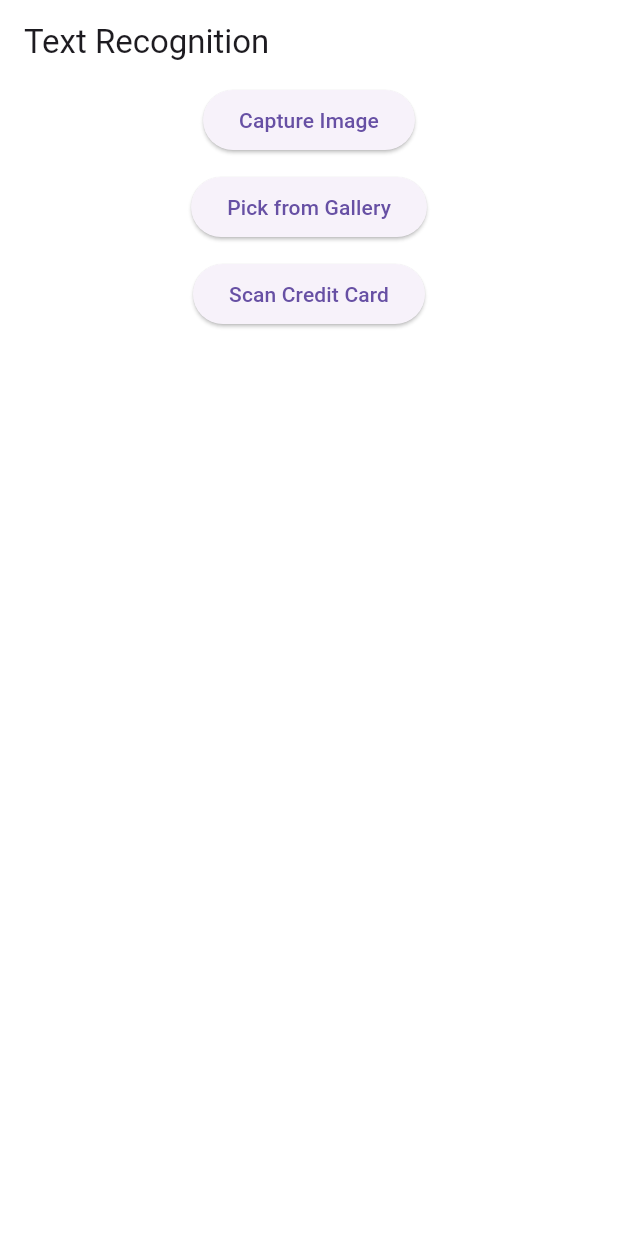
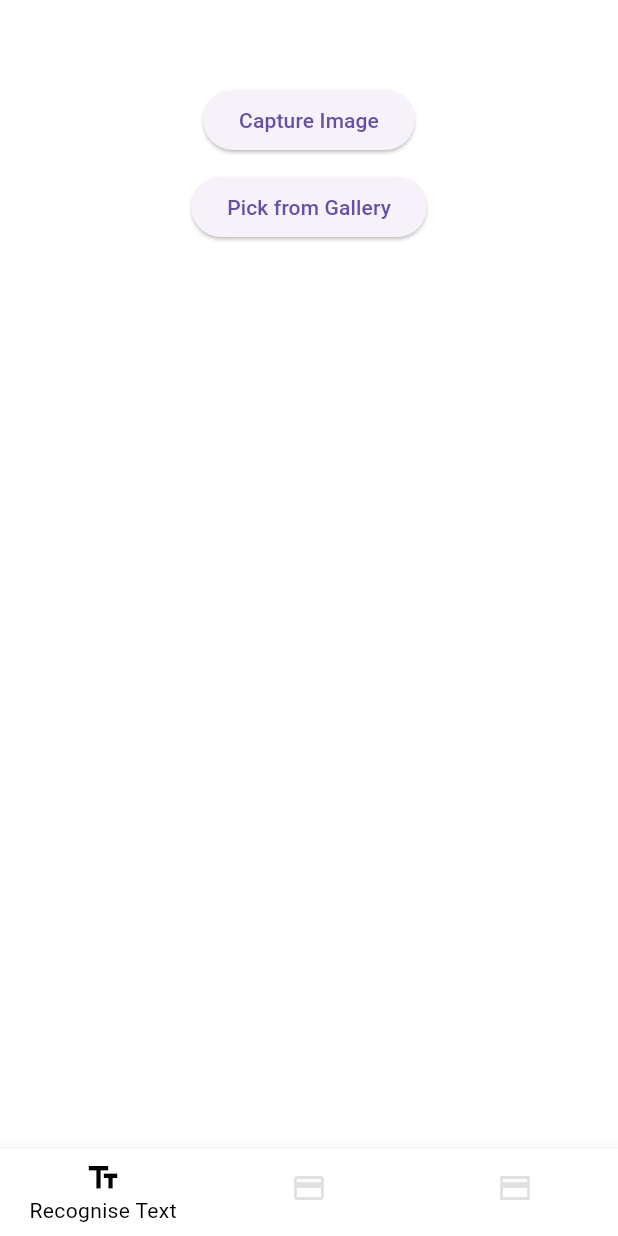
Before and after one commit to matvej83/text_recognition_test, a Flutter app: the screen it shows after launch, after a tap on "Capture Image", on a phone screen of 412 x 824 dp. Run offline on Flutter 3.47's test engine with Material 3 defaults, Android fonts, the phone set to English and light mode, and no system bars; our stand-ins replace camera, flutter_bloc, freezed_annotation, get_it, go_router, image_picker; missing offline and left inert: card_scanner, google_mlkit_text_recognition.

Commit message:
routing, get_it and alternative card scan added

```diff
--- a/lib/bloc/card_scanner_bloc/card_scanner_bloc.dart
+++ b/lib/bloc/card_scanner_bloc/card_scanner_bloc.dart
@@ -18,5 +18,9 @@ class CardScannerBloc extends Bloc<CardScannerEvent, CardScannerState> {
       );
       emit(Scanning(cardDetails));
     });
+
+    on<CardScannedAlt>((event, emit) async {
+      emit(ScanningAlt(event.text ?? ''));
+    });
   }
 }
--- a/lib/bloc/card_scanner_bloc/card_scanner_event.dart
+++ b/lib/bloc/card_scanner_bloc/card_scanner_event.dart
@@ -5,4 +5,6 @@ class CardScannerEvent with _$CardScannerEvent {
   const factory CardScannerEvent.started() = Started;
 
   const factory CardScannerEvent.cardScanned() = CardScanned;
+
+  const factory CardScannerEvent.cardScannedAlt(String? text) = CardScannedAlt;
 }
--- a/lib/bloc/card_scanner_bloc/card_scanner_state.dart
+++ b/lib/bloc/card_scanner_bloc/card_scanner_state.dart
@@ -7,4 +7,6 @@ class CardScannerState with _$CardScannerState {
   const factory CardScannerState.waiting() = Waiting;
 
   const factory CardScannerState.scanning(CardDetails? cardDetails) = Scanning;
+
+  const factory CardScannerState.scanningAlt(String? cardDetails) = ScanningAlt;
 }
--- a/lib/bloc/image_processing_bloc/image_processing_bloc.dart
+++ b/lib/bloc/image_processing_bloc/image_processing_bloc.dart
@@ -15,10 +15,10 @@ class ImageProcessingBloc extends Bloc<ImageProcessingEvent, ImageProcessingStat
   ImageProcessingBloc() : super(Initial()) {
     on<ImageProcessed>((event, emit) async {
       emit(const InProgress());
-      final image = await ImageService().pickImage(event.source);
+      final image = await getIt<ImageService>().pickImage(event.source);
       String? text;
       if (image != null) {
-        text = await ImageService().recognizeText(image);
+        text = await getIt<ImageService>().recognizeText(image);
       }
       emit(Processing(image: image, text: text));
     });
--- a/lib/main.dart
+++ b/lib/main.dart
@@ -1,11 +1,15 @@
 import 'package:flutter/material.dart';
 import 'package:flutter_bloc/flutter_bloc.dart';
-import 'package:text_recognition_test/ui/screens/home/home_screen.dart';
+import 'package:text_recognition_test/services/image_service.dart';
+import 'package:text_recognition_test/ui/navigation/app_router.dart';
 import 'package:text_recognition_test/ui/theme.dart';
 
-import 'bloc/image_processing_bloc/image_processing_bloc.dart';
+import 'bloc/card_scanner_bloc/card_scanner_bloc.dart';
 
-void main() {
+void main() async {
+  WidgetsFlutterBinding.ensureInitialized();
+  setupImageServiceLocator();
+  await getIt.isReady<ImageService>();
   runApp(const MyApp());
 }
 
@@ -14,13 +18,12 @@ class MyApp extends StatelessWidget with AppTheme {
 
   @override
   Widget build(BuildContext context) {
-    return MultiBlocProvider(
-      providers: [
-        BlocProvider(create: (context) => ImageProcessingBloc()),
-      ],
-      child: MaterialApp(
+    return BlocProvider(
+      create: (context) => CardScannerBloc(),
+      lazy: true,
+      child: MaterialApp.router(
         debugShowCheckedModeBanner: false,
-        home: HomeScreen(),
+        routerConfig: router,
         theme: AppTheme.mainTheme,
       ),
     );
--- a/lib/services/image_service.dart
+++ b/lib/services/image_service.dart
@@ -1,11 +1,32 @@
 import 'dart:io';
 
+import 'package:camera/camera.dart';
 import 'package:flutter/foundation.dart';
 import 'package:google_mlkit_text_recognition/google_mlkit_text_recognition.dart';
 import 'package:image_picker/image_picker.dart';
+import 'package:get_it/get_it.dart';
+
+final getIt = GetIt.instance;
 
 class ImageService {
-  const ImageService();
+  static final ImageService _instance = ImageService._internal();
+
+  factory ImageService() {
+    return _instance;
+  }
+
+  ImageService._internal();
+
+  static Future<void> initialise() async {
+    await _instance._initialiseCameras();
+  }
+
+  CameraDescription? camera;
+
+  Future<void> _initialiseCameras() async {
+    final cameras = await availableCameras();
+    camera = cameras.first;
+  }
 
   Future<File?> pickImage(ImageSource? source) async {
     if (source == null) return null;
@@ -38,4 +59,24 @@ class ImageService {
     }
     return '';
   }
+
+  Future<XFile?> takePhoto(CameraController cameraController) async {
+    final XFile? file;
+    try {
+      file = await cameraController.takePicture();
+      return file;
+    } catch (e) {
+      if (kDebugMode) {
+        print('Error capturing image: $e');
+      }
+    }
+    return null;
+  }
 }
+
+void setupImageServiceLocator() {
+  getIt.registerSingletonAsync<ImageService>(() async {
+    await ImageService.initialise();
+    return ImageService();
+  });
+}
--- /dev/null
+++ b/lib/ui/navigation/app_router.dart
@@ -0,0 +1,35 @@
+import 'package:camera/camera.dart';
+import 'package:go_router/go_router.dart';
+import 'package:text_recognition_test/ui/navigation/screens.dart';
+import 'package:text_recognition_test/ui/screens/main_screen/main_screen.dart';
+import 'package:text_recognition_test/ui/screens/scan_card/scan_card.dart';
+import 'package:text_recognition_test/ui/screens/scan_card_alt/scan_card_alt.dart';
+import 'package:text_recognition_test/ui/screens/scan_card_alt/widgets/camera_preview.dart';
+
+import '../screens/recognize_text/recognise_text.dart';
+
+final GoRouter router = GoRouter(
+  initialLocation: Screens.recogniseText,
+  routes: [
+    /// routes with bottom nav bar
+    ShellRoute(
+      builder: (context, state, child) {
+        return MainScreen();
+      },
+      routes: [
+        GoRoute(path: Screens.recogniseText, builder: (context, state) => RecogniseText()),
+        GoRoute(path: Screens.scanCard, builder: (context, state) => ScanCard()),
+        GoRoute(
+          path: Screens.scanCardAlt,
+          builder: (context, state) => ScanCardAlt(),
+        ),
+      ],
+    ),
+
+    /// routes without bottom nav bar
+    GoRoute(
+      path: Screens.cameraPreview,
+      builder: (context, state) => CameraPreviewScreen(camera: state.extra as CameraDescription),
+    ),
+  ],
+);
--- /dev/null
+++ b/lib/ui/navigation/screens.dart
@@ -0,0 +1,7 @@
+class Screens {
+  static const String main = '/';
+  static const String recogniseText = '/recogniseText';
+  static const String scanCard = '/scanCard';
+  static const String scanCardAlt = '/scanCardAlt';
+  static const String cameraPreview = '/cameraPreview';
+}
--- a/lib/ui/screens/home/home_screen.dart
+++ /dev/null
@@ -1,96 +0,0 @@
-import 'dart:io';
-
-import 'package:card_scanner/models/card_details.dart';
-import 'package:flutter/material.dart';
-import 'package:flutter_bloc/flutter_bloc.dart';
-import 'package:image_picker/image_picker.dart';
-import 'package:text_recognition_test/bloc/card_scanner_bloc/card_scanner_bloc.dart';
-import 'package:text_recognition_test/bloc/image_processing_bloc/image_processing_bloc.dart';
-
-class HomeScreen extends StatefulWidget {
-  const HomeScreen({super.key});
-
-  @override
-  State<HomeScreen> createState() => _MyHomePageState();
-}
-
-class _MyHomePageState extends State<HomeScreen> {
-  @override
-  Widget build(BuildContext context) {
-    return MultiBlocProvider(
-      providers: [
-        BlocProvider(create: (context) => ImageProcessingBloc()),
-        BlocProvider(create: (context) => CardScannerBloc()),
-      ],
-      child: Scaffold(
-        backgroundColor: Colors.white,
-        appBar: AppBar(
-          title: const Text('Text Recognition'),
-          backgroundColor: Colors.white,
-        ),
-        body: BlocBuilder<ImageProcessingBloc, ImageProcessingState>(builder: (context, state) {
-          File? image;
-          String text = '';
-          if (state is InProgress) {
-            return Center(
-              child: SizedBox(
-                width: 40,
-                height: 40,
-                child: CircularProgressIndicator.adaptive(),
-              ),
-            );
-          }
-          if (state is Processing) {
-            if (state.image != null) {
-              image = state.image;
-            }
-            if (state.text != null) {
-              text = state.text!;
-            }
-          }
-          return Align(
-            alignment: Alignment.center,
-            child: Column(
-              spacing: 10.0,
-              mainAxisAlignment: MainAxisAlignment.start,
-              crossAxisAlignment: CrossAxisAlignment.center,
-              children: [
-                if (image != null) Expanded(child: Image.file(image)),
-                ElevatedButton(
-                  onPressed: () => context.read<ImageProcessingBloc>()..add(ImageProcessed(ImageSource.camera)),
-                  child: const Text('Capture Image'),
-                ),
-                ElevatedButton(
-                  onPressed: () => context.read<ImageProcessingBloc>()..add(ImageProcessed(ImageSource.gallery)),
-                  child: const Text('Pick from Gallery'),
-                ),
-                ElevatedButton(
-                  onPressed: () => context.read<CardScannerBloc>()..add(CardScanned()),
-                  child: const Text('Scan Credit Card'),
-                ),
-                BlocBuilder<CardScannerBloc, CardScannerState>(builder: (context, state) {
-                  CardDetails? cardDetails;
-                  if (state is Scanning && state.cardDetails != null) {
-                    cardDetails = state.cardDetails;
-                    return Text(cardDetails.toString());
-                  }
-                  return const SizedBox();
-                }),
-                SizedBox(
-                  height: MediaQuery.sizeOf(context).height * 0.3,
-                  child: SingleChildScrollView(
-                    controller: ScrollController(),
-                    physics: ClampingScrollPhysics(),
-                    clipBehavior: Clip.hardEdge,
-                    padding: const EdgeInsets.all(16.0),
-                    child: Text(text, style: const TextStyle(fontSize: 16)),
-                  ),
-                ),
-              ],
-            ),
-          );
-        }),
-      ),
-    );
-  }
-}
--- /dev/null
+++ b/lib/ui/screens/main_screen/main_screen.dart
@@ -0,0 +1,75 @@
+import 'package:flutter/material.dart';
+import 'package:flutter_bloc/flutter_bloc.dart';
+import 'package:go_router/go_router.dart';
+import 'package:text_recognition_test/ui/screens/recognize_text/recognise_text.dart';
+import 'package:text_recognition_test/ui/screens/scan_card/scan_card.dart';
+import 'package:text_recognition_test/ui/screens/scan_card_alt/scan_card_alt.dart';
+
+import '../../../bloc/image_processing_bloc/image_processing_bloc.dart';
+import '../../navigation/screens.dart';
+import 'widgets/bottom_nav_bar.dart';
+
+class MainScreen extends StatefulWidget {
+  const MainScreen({super.key});
+
+  @override
+  State<MainScreen> createState() => _MainScreenState();
+}
+
+class _MainScreenState extends State<MainScreen> {
+  /// Using IndexedStack to prevent rebuilds
+  final Map<int, Widget> _screens = {
+    0: const RecogniseText(),
+    1: const ScanCard(),
+    2: const ScanCardAlt(),
+  };
+
+  int _getCurrentIndex(BuildContext context) {
+    final location = GoRouterState.of(context).uri.toString();
+    switch (location) {
+      case Screens.recogniseText:
+        return 0;
+      case Screens.scanCard:
+        return 1;
+      case Screens.scanCardAlt:
+        return 2;
+    }
+    return 0;
+  }
+
+  void _onItemTap(BuildContext context, {index}) {
+    switch (index) {
+      case 0:
+        context.go(Screens.recogniseText);
+        break;
+      case 1:
+        context.go(Screens.scanCard);
+        break;
+      case 2:
+        context.go(Screens.scanCardAlt);
+        break;
+    }
+  }
+
+  @override
+  Widget build(BuildContext context) {
+    return BlocProvider(
+      create: (context) => ImageProcessingBloc(),
+      lazy: false,
+      child: Scaffold(
+        backgroundColor: Colors.white,
+        appBar: AppBar(),
+        body: IndexedStack(
+          index: _getCurrentIndex(context),
+          children: _screens.values.toList(),
+        ),
+        bottomNavigationBar: BottomNavBar(
+          currentPage: _getCurrentIndex(context),
+          onItemTap: (index) {
+            _onItemTap(context, index: index);
+          },
+        ),
+      ),
+    );
+  }
+}
--- /dev/null
+++ b/lib/ui/screens/main_screen/widgets/bottom_nav_bar.dart
@@ -0,0 +1,24 @@
+import 'package:flutter/material.dart';
+
+class BottomNavBar extends StatelessWidget {
+  const BottomNavBar({super.key, required this.currentPage, required this.onItemTap});
+
+  final int currentPage;
+  final Function(int index) onItemTap;
+
+  @override
+  Widget build(BuildContext context) {
+    return BottomNavigationBar(
+      type: BottomNavigationBarType.fixed,
+      currentIndex: currentPage,
+      onTap: onItemTap,
+      showSelectedLabels: true,
+      showUnselectedLabels: false,
+      items: <BottomNavigationBarItem>[
+        BottomNavigationBarItem(icon: Icon(Icons.text_fields), label: 'Recognise Text'),
+        BottomNavigationBarItem(icon: Icon(Icons.credit_card), label: 'Scan Card'),
+        BottomNavigationBarItem(icon: Icon(Icons.credit_card_sharp), label: 'Scan Card alt.'),
+      ],
+    );
+  }
+}
--- /dev/null
+++ b/lib/ui/screens/recognize_text/recognise_text.dart
@@ -0,0 +1,61 @@
+import 'dart:io';
+
+import 'package:card_scanner/models/card_details.dart';
+import 'package:flutter/material.dart';
+import 'package:flutter_bloc/flutter_bloc.dart';
+import 'package:image_picker/image_picker.dart';
+import 'package:text_recognition_test/bloc/card_scanner_bloc/card_scanner_bloc.dart';
+import 'package:text_recognition_test/bloc/image_processing_bloc/image_processing_bloc.dart';
+
+class RecogniseText extends StatefulWidget {
+  const RecogniseText({super.key});
+
+  @override
+  State<RecogniseText> createState() => _MyHomePageState();
+}
+
+class _MyHomePageState extends State<RecogniseText> {
+  @override
+  Widget build(BuildContext context) {
+    return BlocBuilder<ImageProcessingBloc, ImageProcessingState>(builder: (context, state) {
+      File? image;
+      String text = '';
+      if (state is InProgress) {
+        return Center(
+          child: SizedBox(
+            width: 40,
+            height: 40,
+            child: CircularProgressIndicator.adaptive(),
+          ),
+        );
+      }
+      if (state is Processing) {
+        if (state.image != null) {
+          image = state.image;
+        }
+        if (state.text != null) {
+          text = state.text!;
+        }
+      }
+      return Align(
+        alignment: Alignment.center,
+        child: Column(
+          spacing: 10.0,
+          mainAxisAlignment: MainAxisAlignment.start,
+          crossAxisAlignment: CrossAxisAlignment.center,
+          children: [
+            if (image != null) Expanded(child: Image.file(image)),
+            ElevatedButton(
+              onPressed: () => context.read<ImageProcessingBloc>()..add(ImageProcessed(ImageSource.camera)),
+              child: const Text('Capture Image'),
+            ),
+            ElevatedButton(
+              onPressed: () => context.read<ImageProcessingBloc>()..add(ImageProcessed(ImageSource.gallery)),
+              child: const Text('Pick from Gallery'),
+            ),
+          ],
+        ),
+      );
+    });
+  }
+}
--- /dev/null
+++ b/lib/ui/screens/scan_card/scan_card.dart
@@ -0,0 +1,34 @@
+import 'package:card_scanner/models/card_details.dart';
+import 'package:flutter/material.dart';
+import 'package:flutter_bloc/flutter_bloc.dart';
+import 'package:text_recognition_test/bloc/card_scanner_bloc/card_scanner_bloc.dart';
+
+class ScanCard extends StatelessWidget {
+  const ScanCard({super.key});
+
+  @override
+  Widget build(BuildContext context) {
+    return Align(
+      alignment: Alignment.center,
+      child: Column(
+        spacing: 10.0,
+        mainAxisAlignment: MainAxisAlignment.start,
+        crossAxisAlignment: CrossAxisAlignment.center,
+        children: [
+          ElevatedButton(
+            onPressed: () => context.read<CardScannerBloc>()..add(CardScanned()),
+            child: const Text('Scan Credit Card'),
+          ),
+          BlocBuilder<CardScannerBloc, CardScannerState>(builder: (context, state) {
+            CardDetails? cardDetails;
+            if (state is Scanning && state.cardDetails != null) {
+              cardDetails = state.cardDetails;
+              return Text(cardDetails.toString());
+            }
+            return const SizedBox();
+          }),
+        ],
+      ),
+    );
+  }
+}
--- /dev/null
+++ b/lib/ui/screens/scan_card_alt/scan_card_alt.dart
@@ -0,0 +1,36 @@
+import 'package:flutter/material.dart';
+import 'package:flutter_bloc/flutter_bloc.dart';
+import 'package:text_recognition_test/ui/navigation/app_router.dart';
+
+import '../../../bloc/card_scanner_bloc/card_scanner_bloc.dart';
+import '../../../services/image_service.dart';
+import '../../navigation/screens.dart';
+
+class ScanCardAlt extends StatelessWidget {
+  const ScanCardAlt({super.key});
+
+  @override
+  Widget build(BuildContext context) {
+    return Align(
+      alignment: Alignment.center,
+      child: Column(
+        mainAxisAlignment: MainAxisAlignment.start,
+        crossAxisAlignment: CrossAxisAlignment.center,
+        children: [
+          ElevatedButton(
+            onPressed: () => router.push(Screens.cameraPreview, extra: getIt<ImageService>().camera),
+            child: const Text('Scan Credit Card'),
+          ),
+          BlocBuilder<CardScannerBloc, CardScannerState>(builder: (context, state) {
+            String? cardDetails;
+            if (state is ScanningAlt && state.cardDetails != null) {
+              cardDetails = state.cardDetails;
+              return Text(cardDetails.toString());
+            }
+            return const SizedBox();
+          }),
+        ],
+      ),
+    );
+  }
+}
--- /dev/null
+++ b/lib/ui/screens/scan_card_alt/utils/scan_card_utils.dart
@@ -0,0 +1,3 @@
+bool isValidCardNumber(String text) {
+  return RegExp(r'^[0-9\s]{13,19}$').hasMatch(text.replaceAll(' ', ''));
+}
--- a/lib/ui/theme.dart
+++ b/lib/ui/theme.dart
@@ -7,5 +7,22 @@ mixin AppTheme {
       shadowColor: Colors.transparent,
       backgroundColor: Colors.white,
     ),
+    bottomNavigationBarTheme: BottomNavigationBarThemeData(
+      backgroundColor: Colors.white,
+      showSelectedLabels: true,
+      showUnselectedLabels: false,
+      selectedIconTheme: IconThemeData(
+        size: 24.0,
+        color: Colors.black,
+      ),
+      unselectedIconTheme: IconThemeData(
+        size: 24.0,
+        color: Colors.black12,
+      ),
+      selectedItemColor: Colors.black,
+      unselectedItemColor: Colors.black12,
+      selectedLabelStyle: TextStyle(fontSize: 14),
+      unselectedLabelStyle: TextStyle(fontSize: 14),
+    ),
   );
 }
--- a/pubspec.yaml
+++ b/pubspec.yaml
@@ -41,6 +41,9 @@ dependencies:
   freezed_annotation: 2.4.4
   json_annotation: 4.9.0
   card_scanner: 1.0.2
+  camera: 0.11.1
+  go_router: 14.8.1
+  get_it: 8.0.3
 
 dev_dependencies:
   flutter_test:
```
Also changed, not shown: lib/ui/screens/scan_card_alt/widgets/camera_preview.dart (added, +125 -0 lines), lib/ui/screens/scan_card_alt/widgets/card_overlay_painter.dart (added, +41 -0 lines), lib/bloc/card_scanner_bloc/card_scanner_bloc.freezed.dart, 1 other file.
